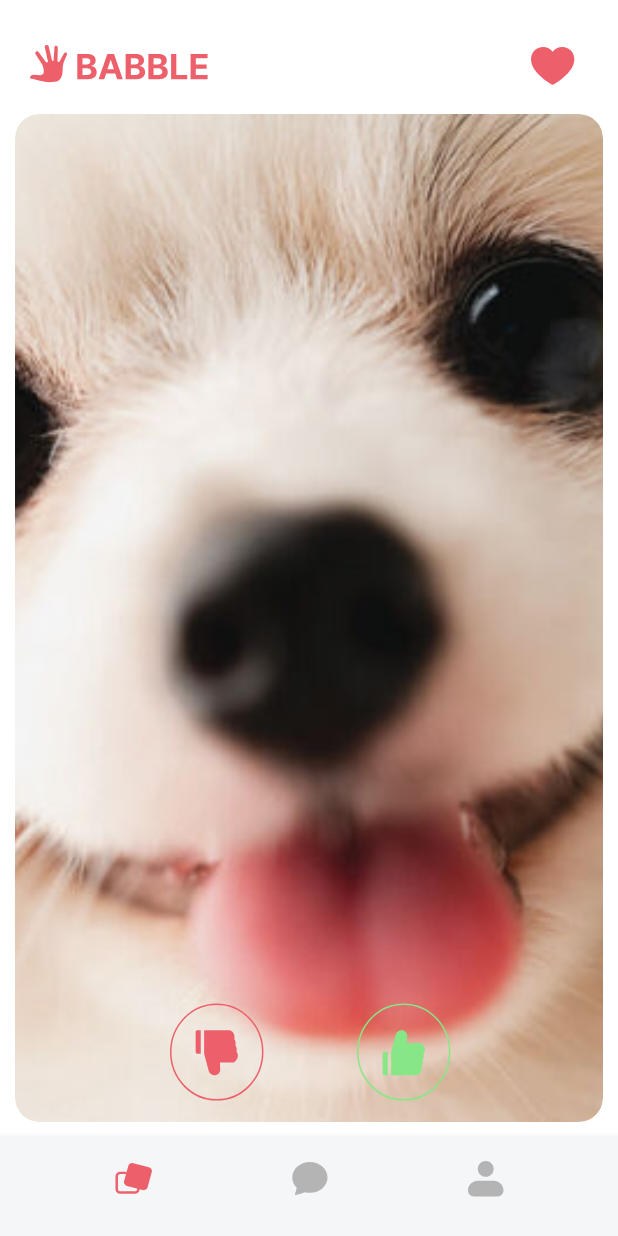
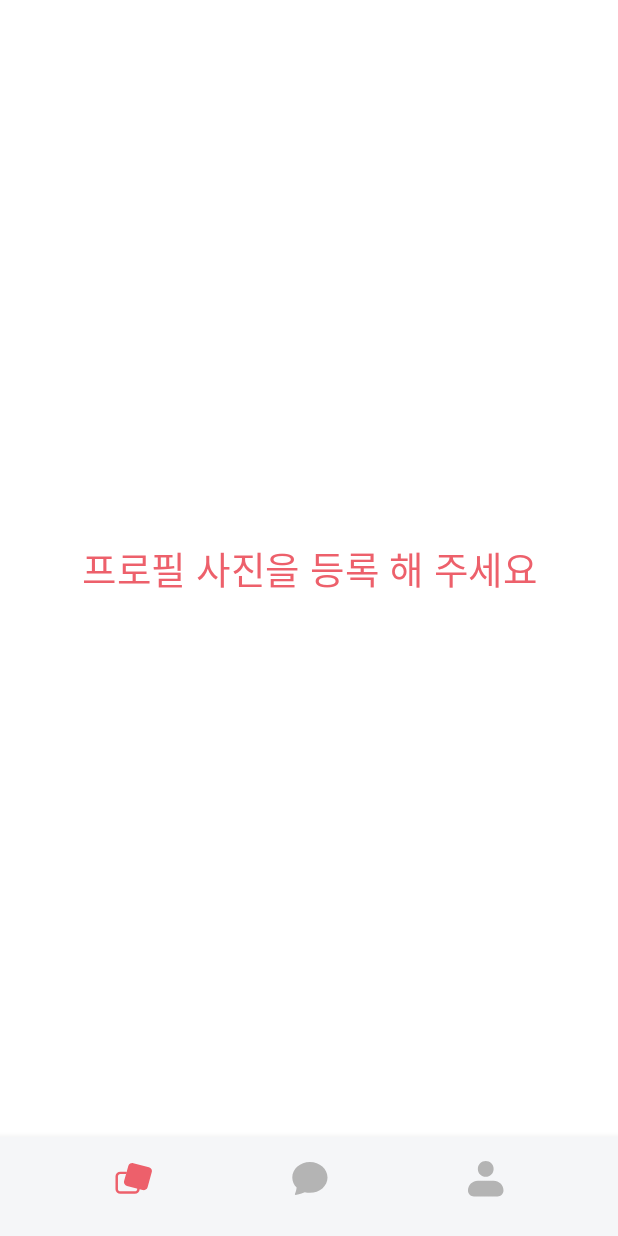
Before and after one commit to DDangDin/Babble, an Android app built with Jetpack Compose: the HomeActivity screen opened directly, with no data from a screen before it, on a phone screen of 412 x 824 dp. Run offline under Robolectric (Android 15) with nearby library versions, the phone set to English and light mode, and no system bars; our stand-ins replace Dagger/Hilt's generated code, Firebase (no records; nobody signed in at launch, a user with empty details on screens opened directly), Shimmer; Roboto replaces fonts that are not available here; 1 statement that could not run was skipped.

Commit message:
1. HomeViewModel 수정 2. Add FriendInfoBar 3. NavigationBar BackStack (LikeListScreen) 수정 4. 나중에 읽어 볼 TODO 추가
* 홈에서 본인 계정에 thumbnail이 빈 문자열이면
사진 등록 해야 서비스 이용 가능
-> 어디서 처리 해야 할지 주석 처리 해놓음
(HomeScreen 에서 userData 받아 오고
만약, 프로필 사진 없으면 추가 해야 친구들 사진도 볼 수 있음)

```diff
--- a/app/src/main/java/com/myschoolproject/babble/BabbleApplication.kt
+++ b/app/src/main/java/com/myschoolproject/babble/BabbleApplication.kt
@@ -6,3 +6,7 @@ import dagger.hilt.android.HiltAndroidApp
 @HiltAndroidApp
 class BabbleApplication: Application() {
 }
+
+/**
+ email 값: SharedPreference로 저장 되어 있음 (앱 최초 실행 시 저장 되게 함)
+ **/
--- a/app/src/main/java/com/myschoolproject/babble/MainActivity.kt
+++ b/app/src/main/java/com/myschoolproject/babble/MainActivity.kt
@@ -26,6 +26,8 @@ class MainActivity : ComponentActivity() {
 
         setContent {
 
+            /*TODO 프로젝트 얼추 마무리 후 네트워크 호출 추적해보기 (ex. 쓸데 없이 중복 호출 되는 경우)*/
+
             BabbleTheme {
                 // A surface container using the 'background' color from the theme
                 Surface(
--- a/app/src/main/java/com/myschoolproject/babble/data/repository/DisplayFriendsRepositoryImpl.kt
+++ b/app/src/main/java/com/myschoolproject/babble/data/repository/DisplayFriendsRepositoryImpl.kt
@@ -18,7 +18,7 @@ class DisplayFriendsRepositoryImpl constructor(
 ): DisplayFriendsRepository {
 
     override fun getDisplayFriendsFromFirestore(): Flow<Resource<DisplayFriends>> = callbackFlow {
-        Log.d("HomeImagesState", "Firestore Get Try!!!")
+        Log.d("ServerCall_Log_Firebase", "Firestore Get")
         Resource.Loading(null)
 
         val snapshotListener = displayFriendRef.orderBy(Constants.DISPLAY_FRIENDS_ID).addSnapshotListener { snapshot, e ->
@@ -38,6 +38,7 @@ class DisplayFriendsRepositoryImpl constructor(
     }
 
     override suspend fun addDisplayFriendtoFirestore(displayFriend: DisplayFriend): Resource<Boolean> = try {
+        Log.d("ServerCall_Log_Firebase", "Firestore ADD")
         val id = displayFriendRef.document().id
         val addData = displayFriend.copy(id = id)
         displayFriendRef.document(id).set(addData).await()
@@ -47,6 +48,7 @@ class DisplayFriendsRepositoryImpl constructor(
     }
 
     override suspend fun deleteDisplayFriendtoFirestore(displayFriendId: String): Resource<Boolean> = try {
+        Log.d("ServerCall_Log_Firebase", "Firestore DELETE")
         displayFriendRef.document(displayFriendId).delete().await()
         Resource.Success(true)
     } catch (e: Exception) {
--- a/app/src/main/java/com/myschoolproject/babble/data/repository/UserRepositoryImpl.kt
+++ b/app/src/main/java/com/myschoolproject/babble/data/repository/UserRepositoryImpl.kt
@@ -19,6 +19,7 @@ class UserRepositoryImpl(
     private val TAG = "BabbleLog_UserRepositoryImple"
 
     override suspend fun checkAccount(email: String): Flow<Resource<CheckAccount>> = flow {
+        Log.d("ServerCall_Log_Babble", "CheckAccount Try")
         emit(Resource.Loading())
 
         try {
@@ -41,6 +42,7 @@ class UserRepositoryImpl(
     }
 
     override suspend fun loginWithEmail(email: String): Flow<Resource<User>> = flow {
+        Log.d("ServerCall_Log_Babble", "LoginWithEmail Try")
         emit(Resource.Loading())
 
         try {
@@ -63,6 +65,7 @@ class UserRepositoryImpl(
     }
 
     override suspend fun register(registerRequest: RegisterRequest): Flow<Resource<User>> = flow {
+        Log.d("ServerCall_Log_Babble", "Register Try")
         emit(Resource.Loading())
 
         try {
--- a/app/src/main/java/com/myschoolproject/babble/navigation/Routes.kt
+++ b/app/src/main/java/com/myschoolproject/babble/navigation/Routes.kt
@@ -11,6 +11,8 @@ object Routes {
 
     const val ERROR_SCREEN = "error_screen"
 
+    const val LIKE_LIST_SCREEN = "like_list_screen"
+
     // bottom nav bar
     const val HOME_SCREEN = "home_screen"
     const val CHAT_SCREEN = "chat_screen"
--- a/app/src/main/java/com/myschoolproject/babble/navigation/bottom_nav/BottomNavigationGraph.kt
+++ b/app/src/main/java/com/myschoolproject/babble/navigation/bottom_nav/BottomNavigationGraph.kt
@@ -1,8 +1,11 @@
 package com.myschoolproject.babble.navigation.bottom_nav
 
-import android.util.Log
+import androidx.compose.foundation.background
 import androidx.compose.runtime.Composable
 import androidx.compose.runtime.LaunchedEffect
+import androidx.compose.ui.Modifier
+import androidx.compose.ui.graphics.Color
+import androidx.compose.ui.platform.LocalContext
 import androidx.hilt.navigation.compose.hiltViewModel
 import androidx.navigation.NavHostController
 import androidx.navigation.compose.NavHost
@@ -10,20 +13,30 @@ import androidx.navigation.compose.composable
 import com.myschoolproject.babble.navigation.Routes
 import com.myschoolproject.babble.presentation.view.chat.ChatScreen
 import com.myschoolproject.babble.presentation.view.home.HomeScreen
+import com.myschoolproject.babble.presentation.view.home.LikeListScreen
 import com.myschoolproject.babble.presentation.view.profile.ProfileScreen
 import com.myschoolproject.babble.presentation.viewmodel.HomeViewModel
+import com.myschoolproject.babble.utils.CustomSharedPreference
 
 @Composable
 fun BottomNavigationGraph(
     navController: NavHostController,
 ) {
-
     /*TODO 나중에 스크린 전환 간 애니메이션 없애기*/
 
-    val mainViewModel: HomeViewModel = hiltViewModel()
+    val context = LocalContext.current
 
-    val userState = mainViewModel.userState.value
-    val homeImagesState = mainViewModel.homeImagesState.value
+    val homeViewModel: HomeViewModel = hiltViewModel()
+
+    val userState = homeViewModel.userState.value
+    val friendsState = homeViewModel.friendsState.value
+
+    LaunchedEffect(Unit) {
+        if (userState.userData == null) {
+            val email = CustomSharedPreference(context).getUserPrefs("email")
+            homeViewModel.loginWithEmail(email)
+        }
+    }
 
     NavHost(
         navController = navController,
@@ -33,7 +46,17 @@ fun BottomNavigationGraph(
         composable(route = Routes.HOME_SCREEN) {
             HomeScreen(
                 userState = userState,
-                homeImagesState = homeImagesState
+                friendsState = friendsState,
+                onNavigateLikeList = {
+                    navController.navigate(Routes.LIKE_LIST_SCREEN) {
+                        navController.graph.startDestinationRoute?.let {
+                            // 첫번째 화면만 스택에 쌓이게 -> 백버튼 클릭 시 첫번째 화면으로 감
+                            popUpTo(it) { saveState = true }
+                        }
+                        launchSingleTop = true  // 화면 인스턴스 하나만 만들어지게
+                        restoreState = true     // 버튼을 재클릭했을 때 이전 상태가 남아있게
+                    }
+                }
             )
         }
 
@@ -44,5 +67,9 @@ fun BottomNavigationGraph(
         composable(Routes.PROFILE_SCREEN) {
             ProfileScreen()
         }
+
+        composable(Routes.LIKE_LIST_SCREEN) {
+            LikeListScreen(Modifier.background(Color.Black))
+        }
     }
 }
--- a/app/src/main/java/com/myschoolproject/babble/presentation/state/HomeImagesState.kt
+++ b/app/src/main/java/com/myschoolproject/babble/presentation/state/FriendsState.kt
@@ -2,7 +2,7 @@ package com.myschoolproject.babble.presentation.state
 
 import com.myschoolproject.babble.data.source.remote.response.dto.user.DisplayFriend
 
-data class HomeImagesState(
+data class FriendsState(
     val images: List<DisplayFriend> = emptyList(),
     val loading: Boolean = false,
     val error: String = ""
--- a/app/src/main/java/com/myschoolproject/babble/presentation/view/home/HomeScreen.kt
+++ b/app/src/main/java/com/myschoolproject/babble/presentation/view/home/HomeScreen.kt
@@ -7,36 +7,41 @@ import androidx.compose.foundation.layout.fillMaxSize
 import androidx.compose.foundation.layout.fillMaxWidth
 import androidx.compose.foundation.layout.padding
 import androidx.compose.material3.CircularProgressIndicator
+import androidx.compose.material3.Text
 import androidx.compose.runtime.Composable
 import androidx.compose.runtime.LaunchedEffect
 import androidx.compose.ui.Alignment
 import androidx.compose.ui.Modifier
+import androidx.compose.ui.text.font.FontWeight
+import androidx.compose.ui.text.style.TextAlign
 import androidx.compose.ui.tooling.preview.Preview
 import androidx.compose.ui.unit.dp
-import com.myschoolproject.babble.presentation.state.HomeImagesState
+import androidx.compose.ui.unit.sp
+import com.myschoolproject.babble.presentation.state.FriendsState
 import com.myschoolproject.babble.presentation.state.UserState
 import com.myschoolproject.babble.presentation.view.common.TopBarWithLogo
+import com.myschoolproject.babble.presentation.view.home.swipe_card.SwipePagesScreen
 import com.myschoolproject.babble.ui.theme.MainColorMiddle
+import com.myschoolproject.babble.ui.theme.PretendardFont
 import com.myschoolproject.babble.utils.Constants
-import com.myschoolproject.babble.utils.Constants.TEST_IMAGES_LOCAL
-import kotlinx.coroutines.delay
 
 @Composable
 fun HomeScreen(
     modifier: Modifier = Modifier,
     userState: UserState,
-    homeImagesState: HomeImagesState
+    friendsState: FriendsState,
+    onNavigateLikeList: () -> Unit
 ) {
 
-    LaunchedEffect(key1 = homeImagesState) {
+    LaunchedEffect(key1 = friendsState) {
         Log.d("HomeImagesState", "HomeImagesState Trigger!")
-        if (homeImagesState.images.isNotEmpty() && !homeImagesState.loading) {
-            homeImagesState.images.forEach { data ->
+        if (friendsState.images.isNotEmpty() && !friendsState.loading) {
+            friendsState.images.forEach { data ->
                 Log.d("HomeImagesState", data.thumbnail)
             }
         }
-        if (homeImagesState.error.isNotEmpty()) {
-            Log.d("HomeImagesState", homeImagesState.error)
+        if (friendsState.error.isNotEmpty()) {
+            Log.d("HomeImagesState", friendsState.error)
         }
     }
 
@@ -50,21 +55,37 @@ fun HomeScreen(
                 color = MainColorMiddle
             )
         } else {
+            if (userState.userData != null && userState.userData.thumbnail.isNotEmpty()) {
                 TopBarWithLogo(
                     modifier = Modifier
                         .align(Alignment.TopCenter)
                         .fillMaxWidth(),
-                onNavigateLikeList = {  },
+                    onNavigateLikeList = onNavigateLikeList,
                     onlyLogo = false
                 )
 
-            // Include Controller
+                // Include (Controller & Friend Information)
                 SwipePagesScreen(
                     modifier = Modifier
                         .fillMaxHeight()
-                    .padding(top = Constants.BABBLE_BOTTOM_BAR_PADDING.dp),
-                images = TEST_IMAGES_LOCAL
+                        .padding(
+                            top = (Constants.BABBLE_BOTTOM_BAR_PADDING + 10).dp,
+                            bottom = 10.dp
+                        ),
+                    friendsState = friendsState
                 )
+            } else {
+                // 사진 등록 뷰 필요
+                Text(
+                    modifier = Modifier.align(Alignment.Center),
+                    text = "프로필 사진을 등록 해 주세요",
+                    textAlign = TextAlign.Center,
+                    fontFamily = PretendardFont,
+                    fontWeight = FontWeight.SemiBold,
+                    fontSize = 25.sp,
+                    color = MainColorMiddle
+                )
+            }
         }
     }
 }
@@ -74,6 +95,7 @@ fun HomeScreen(
 fun HomeScreenPreview() {
     HomeScreen(
         userState = UserState(loading = false),
-        homeImagesState = HomeImagesState()
+        friendsState = FriendsState(),
+        onNavigateLikeList = {}
     )
 }
--- a/app/src/main/java/com/myschoolproject/babble/presentation/view/home/SwipePagesScreen.kt
+++ /dev/null
@@ -1,169 +0,0 @@
-package com.myschoolproject.babble.presentation.view.home
-
-import android.util.Log
-import androidx.compose.animation.core.animateFloatAsState
-import androidx.compose.animation.core.tween
-import androidx.compose.foundation.ExperimentalFoundationApi
-import androidx.compose.foundation.background
-import androidx.compose.foundation.layout.Box
-import androidx.compose.foundation.layout.fillMaxSize
-import androidx.compose.foundation.layout.fillMaxWidth
-import androidx.compose.foundation.layout.offset
-import androidx.compose.foundation.layout.padding
-import androidx.compose.foundation.layout.size
-import androidx.compose.foundation.pager.HorizontalPager
-import androidx.compose.foundation.pager.PageSize
-import androidx.compose.foundation.pager.rememberPagerState
-import androidx.compose.foundation.shape.RoundedCornerShape
-import androidx.compose.material.Icon
-import androidx.compose.material.IconButton
-import androidx.compose.material.MaterialTheme
-import androidx.compose.material.icons.Icons
-import androidx.compose.material.icons.filled.KeyboardArrowLeft
-import androidx.compose.material.icons.filled.KeyboardArrowRight
-import androidx.compose.runtime.Composable
-import androidx.compose.runtime.LaunchedEffect
-import androidx.compose.runtime.getValue
-import androidx.compose.runtime.mutableStateOf
-import androidx.compose.runtime.remember
-import androidx.compose.runtime.rememberCoroutineScope
-import androidx.compose.runtime.setValue
-import androidx.compose.ui.Alignment
-import androidx.compose.ui.Modifier
-import androidx.compose.ui.draw.clip
-import androidx.compose.ui.graphics.ColorFilter
-import androidx.compose.ui.graphics.ColorMatrix
-import androidx.compose.ui.graphics.graphicsLayer
-import androidx.compose.ui.graphics.vector.ImageVector
-import androidx.compose.ui.layout.ContentScale
-import androidx.compose.ui.platform.LocalContext
-import androidx.compose.ui.res.vectorResource
-import androidx.compose.ui.tooling.preview.Preview
-import androidx.compose.ui.unit.dp
-import coil.compose.AsyncImage
-import coil.request.ImageRequest
-import com.myschoolproject.babble.R
-import com.myschoolproject.babble.ui.theme.BabbleGreen
-import com.myschoolproject.babble.ui.theme.MainColorMiddle
-import com.myschoolproject.babble.utils.Constants.TEST_IMAGES_LOCAL
-import com.myschoolproject.babble.utils.CustomThemeEffect.shimmerEffect
-import kotlinx.coroutines.launch
-
-@OptIn(ExperimentalFoundationApi::class)
-@Composable
-fun SwipePagesScreen(
-    modifier: Modifier = Modifier,
-    images: List<Int>
-) {
-    val TAG = "SwipePagesScreenLog"
-
-    val context = LocalContext.current
-    val pagerState = rememberPagerState(images.size / 2)
-    val scope = rememberCoroutineScope()
-    val matrix = remember { ColorMatrix() }
-    var isLoading by remember { mutableStateOf(false) }
-
-//    Box(modifier = modifier.padding(vertical = 48.dp)) {
-    Box(modifier = modifier) {
-        HorizontalPager(
-            pageCount = images.size,
-            state = pagerState,
-            key = { images[it] },
-            pageSize = PageSize.Fill,
-        ) { index ->
-
-//            val index = tempIndex % images.size
-
-            Log.d(TAG, pagerState.currentPageOffsetFraction.toString())
-            val pageOffset = (pagerState.currentPage - index) + pagerState.currentPageOffsetFraction
-            val imageSize by animateFloatAsState(
-                targetValue = if (pageOffset != 0.0f) 0.85f else 1f,
-                animationSpec = tween(durationMillis = 300)
-            )
-
-            LaunchedEffect(key1 = imageSize) {
-                if (pageOffset != 0.0f) {
-                    matrix.setToSaturation(0f)
-                } else {
-                    matrix.setToSaturation(1f)
-                }
-            }
-
-            AsyncImage(
-                modifier = Modifier
-                    .fillMaxSize()
-                    .padding(10.dp)
-                    .clip(RoundedCornerShape(16.dp))
-                    .graphicsLayer {
-                        scaleX = imageSize
-                        scaleY = imageSize
-                        clip = true
-                        shape = RoundedCornerShape(16.dp)
-                    }
-                    .shimmerEffect(isLoading),
-                model = ImageRequest.Builder(context)
-                    .data(images[index])
-                    .build(),
-                contentDescription = "image",
-                contentScale = ContentScale.Crop,
-                colorFilter = ColorFilter.colorMatrix(matrix),
-                onLoading = { isLoading = true },
-                onSuccess = { isLoading = false }
-            )
-        }
-
-        // Controller
-        Box(
-            modifier = Modifier
-                .offset(y = -(16).dp)
-                .fillMaxWidth(0.5f)
-                .clip(RoundedCornerShape(100))
-                .padding(8.dp)
-                .align(Alignment.BottomCenter)
-        ) {
-            IconButton(
-                onClick = {
-                    scope.launch {
-                        // 싫어요를 눌렀으니 추천목록에서 삭제
-                        pagerState.animateScrollToPage(
-                            pagerState.currentPage - 1
-                        )
-                    }
-                },
-                modifier = Modifier.align(Alignment.CenterStart)
-            ) {
-                Icon(
-                    modifier = Modifier.size(65.dp),
-                    imageVector = ImageVector.vectorResource(id = R.drawable.ic_dislike),
-                    contentDescription = "dislike",
-                    tint = MainColorMiddle
-                )
-            }
-            IconButton(
-                onClick = {
-                    // 좋아요를 눌렀으니 LikeList에 추가
-                    scope.launch {
-                        pagerState.animateScrollToPage(
-                            pagerState.currentPage + 1
-                        )
-                    }
-                },
-                modifier = Modifier.align(Alignment.CenterEnd)
-            ) {
-                Icon(
-                    modifier = Modifier.size(65.dp),
-                    imageVector = ImageVector.vectorResource(id = R.drawable.ic_like),
-                    contentDescription = "like",
-                    tint = BabbleGreen
-                )
-            }
-        }
-
-    }
-}
-
-@Preview
-@Composable
-fun SwipePagesScreenPreview() {
-    SwipePagesScreen(images = TEST_IMAGES_LOCAL)
-}
--- a/app/src/main/java/com/myschoolproject/babble/presentation/viewmodel/HomeViewModel.kt
+++ b/app/src/main/java/com/myschoolproject/babble/presentation/viewmodel/HomeViewModel.kt
@@ -1,12 +1,13 @@
 package com.myschoolproject.babble.presentation.viewmodel
 
+import android.util.Log
 import androidx.compose.runtime.State
 import androidx.compose.runtime.mutableStateOf
 import androidx.lifecycle.ViewModel
 import androidx.lifecycle.viewModelScope
 import com.myschoolproject.babble.domain.repository.UserRepository
 import com.myschoolproject.babble.domain.use_case.display_friend_task.FirestoreUseCases
-import com.myschoolproject.babble.presentation.state.HomeImagesState
+import com.myschoolproject.babble.presentation.state.FriendsState
 import com.myschoolproject.babble.presentation.state.UserState
 import com.myschoolproject.babble.utils.Resource
 import dagger.hilt.android.lifecycle.HiltViewModel
@@ -25,29 +26,32 @@ class HomeViewModel @Inject constructor(
     private val _userState = mutableStateOf(UserState())
     val userState: State<UserState> = _userState
 
-    private val _homeImagesState = mutableStateOf(HomeImagesState())
-    val homeImagesState: State<HomeImagesState> = _homeImagesState
+    private val _friendsState = mutableStateOf(FriendsState())
+    val friendsState: State<FriendsState> = _friendsState
 
     init {
         // get test dummy (firestore)
+        // -> 일단은 전부 다 가져 오게 했는데
+        // 만약 실제 운영 하게 되면 랜덤 으로 몇개만 가져 오던가
+        // 추천 알고리듬을 통해 몇 개씩만 가져 와서 표시 해야 함
         viewModelScope.launch {
             firebaseUseCases.getDisplayFriends.invoke().onEach { result ->
                 when (result) {
                     is Resource.Success -> {
-                        _homeImagesState.value = homeImagesState.value.copy(
+                        _friendsState.value = friendsState.value.copy(
                             images = result.data ?: emptyList(),
                             loading = false
                         )
                     }
 
                     is Resource.Loading -> {
-                        _homeImagesState.value = homeImagesState.value.copy(
+                        _friendsState.value = friendsState.value.copy(
                             loading = true
                         )
                     }
 
                     is Resource.Error -> {
-                        _homeImagesState.value = homeImagesState.value.copy(
+                        _friendsState.value = friendsState.value.copy(
                             error = result.message ?: "Firestore Error",
                             loading = false
                         )
@@ -73,11 +77,12 @@ class HomeViewModel @Inject constructor(
 
     }
 
-    fun login(email: String) {
+    fun loginWithEmail(email: String) {
         viewModelScope.launch {
             userRepository.loginWithEmail(email).onEach { result ->
                 when (result) {
                     is Resource.Success -> {
+                        Log.d(TAG, "my thumbnail: ${result.data?.thumbnail ?: "thumbnail is empty"}")
                         _userState.value = userState.value.copy(
                             userData = result.data,
                             loading = false
@@ -91,13 +96,14 @@ class HomeViewModel @Inject constructor(
                     }
 
                     is Resource.Error -> {
+                        Log.d(TAG, "my error: ${result.message ?: "error"}")
                         _userState.value = userState.value.copy(
                             error = result.message ?: "Unexpected Error",
                             loading = false
                         )
                     }
                 }
-            }
+            }.launchIn(viewModelScope)
         }
     }
 }
--- a/app/src/main/java/com/myschoolproject/babble/ui/theme/Color.kt
+++ b/app/src/main/java/com/myschoolproject/babble/ui/theme/Color.kt
@@ -15,6 +15,8 @@ val MainColorTop = Color(0xFFEE7267)
 val MainColorMiddle = Color(0xFFED606B) // 버튼 색 및 LikeList Icon 색
 val MainColorBottom = Color(0xFFEB476E)
 
+val WarningColor = Color(0xFFEA4343)
+
 val BabbleGreen = Color(0xFF87E786)
 
 val TextDefault = Color(0xFF2D2D2D)
--- a/app/src/main/res/drawable/ic_siren1.xml
+++ b/app/src/main/res/drawable/ic_siren1.xml
@@ -8,5 +8,5 @@
       android:fillColor="#EA4343"/>
   <path
       android:pathData="M16.814,7.578L16.492,18.385H13.419L13.097,7.578H16.814ZM14.945,23.348C13.871,23.348 12.99,22.488 13.011,21.393C12.99,20.34 13.871,19.48 14.945,19.48C15.976,19.48 16.878,20.34 16.9,21.393C16.878,22.488 15.976,23.348 14.945,23.348Z"
-      android:fillColor="#424242"/>
+      android:fillColor="#ffffff"/>
 </vector>
```
Also changed, not shown: app/src/main/java/com/myschoolproject/babble/TestActivity.kt (+4 -6 lines), app/src/main/java/com/myschoolproject/babble/data/source/remote/response/dto/user/User.kt (+12 -1 lines), app/src/main/java/com/myschoolproject/babble/presentation/view/home/LikeListScreen.kt (added, +14 -0 lines), app/src/main/java/com/myschoolproject/babble/presentation/view/home/swipe_card/FriendInfoBar.kt (added, +90 -0 lines), app/src/main/java/com/myschoolproject/babble/presentation/view/home/swipe_card/SwipeScreen.kt (added, +209 -0 lines), app/src/main/java/com/myschoolproject/babble/presentation/view/login/FirstRegisterScreen.kt (+14 -4 lines), app/src/main/java/com/myschoolproject/babble/presentation/view/onboard/OnBoardScreen.kt (+8 -0 lines). Lines whose indentation alone changed are shown as unchanged.
